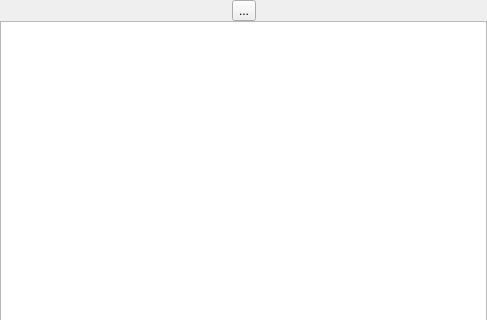
This is app/ui/projectclipspage.ui in hftom/MachinTruc as Qt 5 draws it before an edit; both pictures show x 0 to 487 and y 0 to 320 of the 487 by 677 pixel window. The edited form follows.
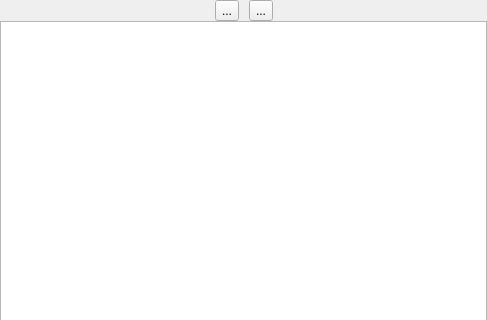
This is the edited form. Icons and pictures are not drawn. Custom widgets are drawn as their Qt base class.

Commit message: Add blank image creation.

```diff
--- a/app/ui/projectclipspage.ui
+++ b/app/ui/projectclipspage.ui
@@ -40,6 +40,39 @@
          </property>
         </spacer>
        </item>
+       <item>
+        <widget class="QToolButton" name="openBlankToolButton">
+         <property name="focusPolicy">
+          <enum>Qt::NoFocus</enum>
+         </property>
+         <property name="toolTip">
+          <string>Blank image</string>
+         </property>
+         <property name="text">
+          <string>...</string>
+         </property>
+         <property name="icon">
+          <iconset resource="../resources.qrc">
+           <normaloff>:/toolbar/icons/page-simple.png</normaloff>:/toolbar/icons/page-simple.png</iconset>
+         </property>
+        </widget>
+       </item>
+       <item>
+        <spacer name="horizontalSpacer_3">
+         <property name="orientation">
+          <enum>Qt::Horizontal</enum>
+         </property>
+         <property name="sizeType">
+          <enum>QSizePolicy::Fixed</enum>
+         </property>
+         <property name="sizeHint" stdset="0">
+          <size>
+           <width>10</width>
+           <height>20</height>
+          </size>
+         </property>
+        </spacer>
+       </item>
        <item>
         <widget class="QToolButton" name="openClipToolButton">
          <property name="focusPolicy">
```
The commit also changes 27 other files.
